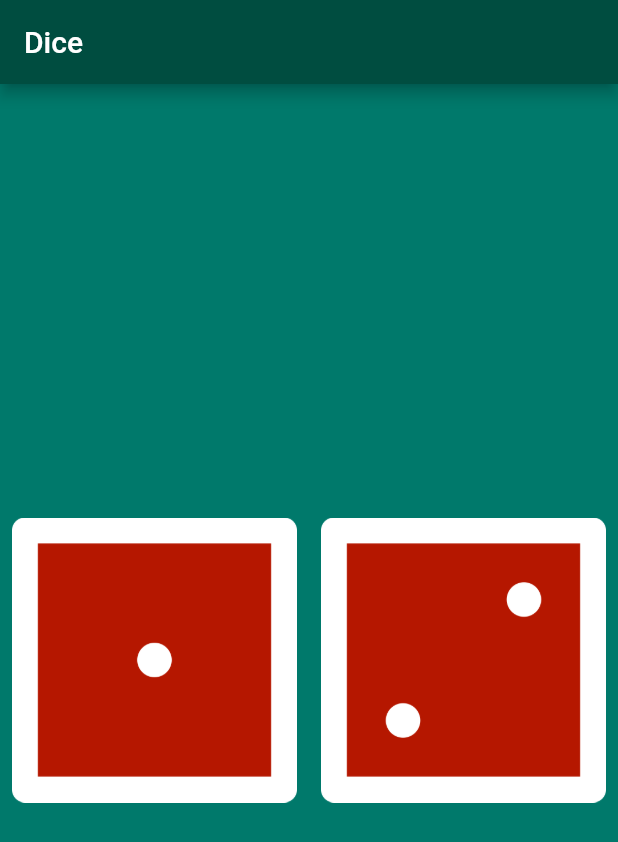
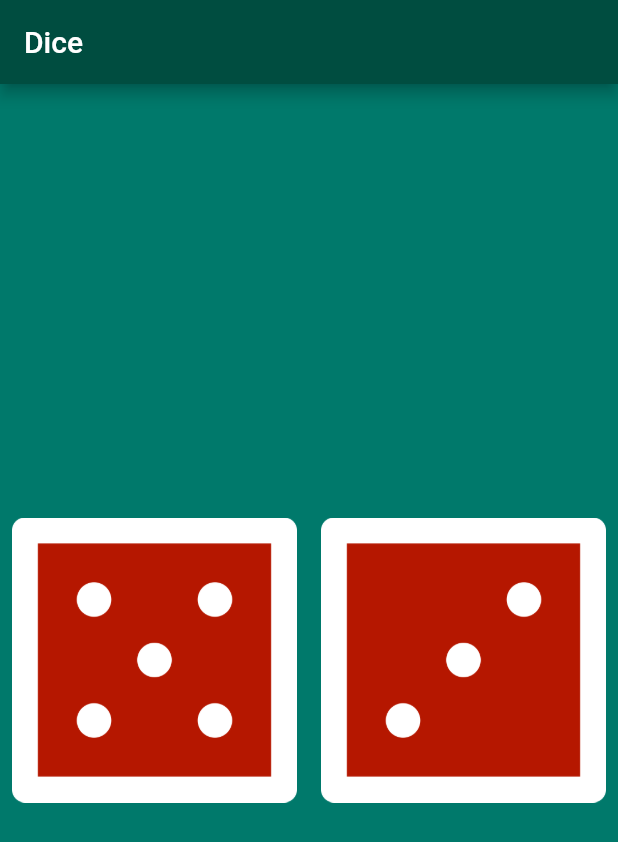
Before and after one commit to fernnlcs/dice, a Flutter app: the screen it shows after launch, on a phone screen of 412 x 824 dp. Shown: the top 842 px of the screen. Run offline on Flutter 3.47's test engine with Material 2 defaults, Android fonts, the phone set to English and light mode, and no system bars.

Commit message:
Class #26: variables

```diff
--- a/lib/main.dart
+++ b/lib/main.dart
@@ -20,6 +20,9 @@ void main() {
 class Dice extends StatelessWidget {
   @override
   Widget build(BuildContext context) {
+    var leftDiceNumber = 5;
+    var rightDiceNumber = 3;
+
     return Center(
       child: Row(
         children: [
@@ -28,7 +31,7 @@ class Dice extends StatelessWidget {
               onPressed: () {
                 print('left button pressed');
               },
-              child: Image.asset('images/dado1.png'),
+              child: Image.asset('images/dado$leftDiceNumber.png'),
             ),
           ),
           Expanded(
@@ -36,7 +39,7 @@ class Dice extends StatelessWidget {
               onPressed: () {
                 print('right button pressed');
               },
-              child: Image.asset('images/dado2.png'),
+              child: Image.asset('images/dado$rightDiceNumber.png'),
             ),
           ),
         ],
```
